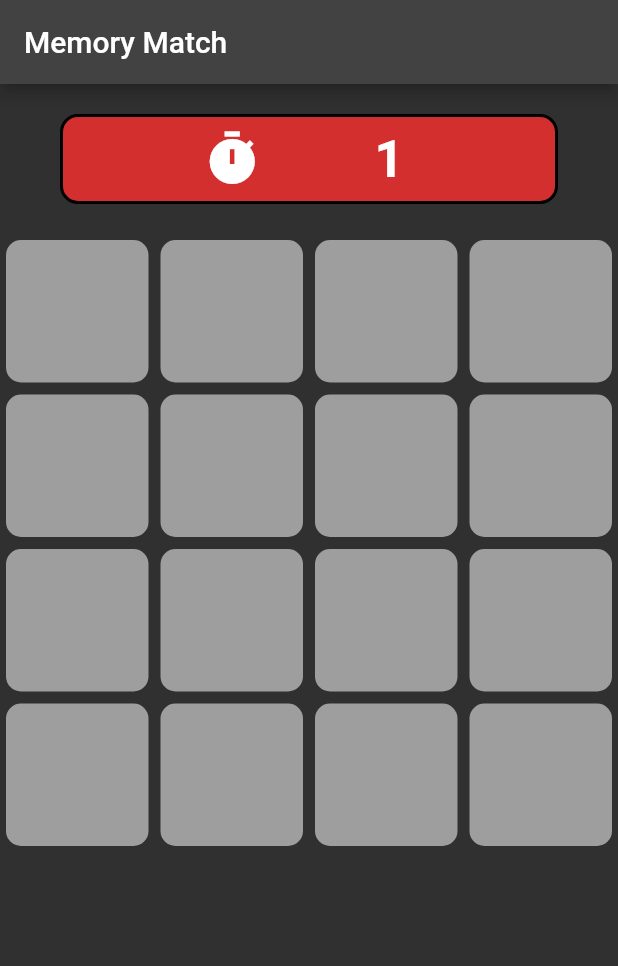
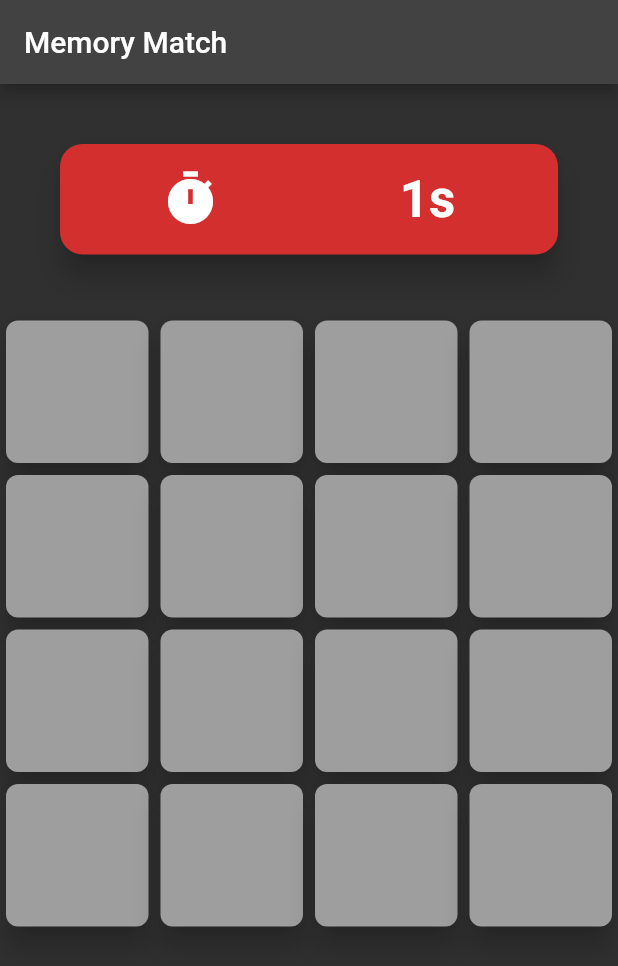
Before and after one commit to offlineprogrammer/the_memory_match_game, a Flutter app: the screen it shows after launch, after a tap on "START", on a phone screen of 412 x 824 dp. Shown: the top 966 px of the screen. Run offline on Flutter 3.47's test engine with Material 2 defaults, Android fonts, the phone set to English and light mode, and no system bars; our stand-ins replace flutter_riverpod.

Commit message:
Using Card

```diff
--- a/lib/ui/pages/memory_match_page.dart
+++ b/lib/ui/pages/memory_match_page.dart
@@ -3,6 +3,7 @@ import 'dart:async';
 import 'package:flutter/material.dart';
 
 import 'package:the_memory_match_game/models/game.dart';
+import 'package:the_memory_match_game/ui/widgets/game_button.dart';
 import 'package:the_memory_match_game/ui/widgets/game_timer.dart';
 
 import '../widgets/memory_card.dart';
@@ -54,15 +55,15 @@ class _MemoryMatchPageState extends State<MemoryMatchPage> {
       ),
       body: SafeArea(
         child: Column(
-          //mainAxisAlignment: MainAxisAlignment.start,
-          //crossAxisAlignment: CrossAxisAlignment.center,
           children: [
-            GameTimer(
-              time: game!.time,
+            Expanded(
+              flex: 1,
+              child: GameTimer(
+                time: game!.time,
+              ),
             ),
-            SizedBox(
-              height: MediaQuery.of(context).size.width,
-              width: MediaQuery.of(context).size.width,
+            Expanded(
+              flex: 3,
               child: GridView.count(
                 crossAxisCount: game!.gridSize,
                 children: List.generate(game!.cards.length, (index) {
@@ -75,22 +76,17 @@ class _MemoryMatchPageState extends State<MemoryMatchPage> {
               ),
             ),
             if (game!.isGameOver)
-              Padding(
-                padding: const EdgeInsets.all(30.0),
-                child: SizedBox(
-                  height: 50.0,
-                  width: double.infinity,
-                  child: ElevatedButton(
-                    style: ElevatedButton.styleFrom(
-                      backgroundColor: Colors.amberAccent[700],
-                      textStyle: const TextStyle(fontSize: 18),
-                      shape: const RoundedRectangleBorder(
-                          borderRadius: BorderRadius.all(Radius.circular(25))),
-                    ),
-                    onPressed: () => _resetGame(),
-                    child: const Text('TRY AGAIN'),
-                  ),
+              Expanded(
+                flex: 1,
+                child: GameButton(
+                  onPressed: () => _resetGame(),
+                  title: 'TRY AGAIN',
                 ),
+              )
+            else
+              const Expanded(
+                flex: 1,
+                child: SizedBox(),
               )
           ],
         ),
--- a/lib/ui/pages/startup_page.dart
+++ b/lib/ui/pages/startup_page.dart
@@ -1,6 +1,7 @@
 import 'package:flutter/material.dart';
 import 'package:flutter_riverpod/flutter_riverpod.dart';
 import 'package:the_memory_match_game/ui/pages/memory_match_page.dart';
+import 'package:the_memory_match_game/ui/widgets/game_button.dart';
 
 class StartUpPage extends ConsumerWidget {
   const StartUpPage({super.key});
@@ -19,27 +20,14 @@ class StartUpPage extends ConsumerWidget {
                   style: TextStyle(fontSize: 24, color: Colors.white),
                 ),
               ),
-              Padding(
-                padding: const EdgeInsets.all(30.0),
-                child: SizedBox(
-                  height: 50.0,
-                  width: double.infinity,
-                  child: ElevatedButton(
-                    style: ElevatedButton.styleFrom(
-                      backgroundColor: Colors.amberAccent[700],
-                      textStyle: const TextStyle(fontSize: 18),
-                      shape: const RoundedRectangleBorder(
-                          borderRadius: BorderRadius.all(Radius.circular(25))),
-                    ),
+              GameButton(
                 onPressed: () {
                   Navigator.of(context).pushReplacement(
                       MaterialPageRoute(builder: (BuildContext context) {
                     return const MemoryMatchPage();
                   }));
                 },
-                    child: const Text('START'),
-                  ),
-                ),
+                title: 'START',
               ),
             ]),
       ),
--- /dev/null
+++ b/lib/ui/widgets/game_button.dart
@@ -0,0 +1,33 @@
+import 'package:flutter/material.dart';
+
+class GameButton extends StatelessWidget {
+  const GameButton({
+    required this.title,
+    required this.onPressed,
+    Key? key,
+  }) : super(key: key);
+
+  final String title;
+  final VoidCallback onPressed;
+
+  @override
+  Widget build(BuildContext context) {
+    return Padding(
+      padding: const EdgeInsets.all(50.0),
+      child: SizedBox(
+        height: 50.0,
+        width: double.infinity,
+        child: ElevatedButton(
+          style: ElevatedButton.styleFrom(
+            backgroundColor: Colors.amberAccent[700],
+            textStyle: const TextStyle(fontSize: 18),
+            shape: const RoundedRectangleBorder(
+                borderRadius: BorderRadius.all(Radius.circular(25))),
+          ),
+          onPressed: onPressed,
+          child: Text(title),
+        ),
+      ),
+    );
+  }
+}
--- a/lib/ui/widgets/game_timer.dart
+++ b/lib/ui/widgets/game_timer.dart
@@ -9,35 +9,38 @@ class GameTimer extends StatelessWidget {
 
   @override
   Widget build(BuildContext context) {
-    return Container(
-      width: double.infinity,
-      margin: const EdgeInsets.only(left: 40, right: 40, bottom: 20, top: 20),
-      padding: const EdgeInsets.symmetric(vertical: 8.0, horizontal: 26.0),
-      decoration: BoxDecoration(
+    return Card(
+      margin: const EdgeInsets.all(40),
+      elevation: 8,
+      clipBehavior: Clip.antiAlias,
+      shape: RoundedRectangleBorder(
+        borderRadius: BorderRadius.circular(15),
+      ),
       color: Colors.red[700],
-        border: Border.all(
-          width: 2,
-        ),
-        borderRadius: BorderRadius.circular(12),
-      ),
+      child: Padding(
+        padding: const EdgeInsets.all(8.0),
         child: Row(
-        crossAxisAlignment: CrossAxisAlignment.center,
-        mainAxisAlignment: MainAxisAlignment.spaceEvenly,
           children: [
-          const Icon(
+            const Expanded(
+              flex: 1,
+              child: Icon(
                 Icons.timer,
                 size: 40,
               ),
-          Padding(
-            padding: const EdgeInsets.only(left: 8, right: 8),
+            ),
+            Expanded(
+              flex: 1,
+              child: Center(
                 child: Text(
-              '$time',
-              style:
-                  const TextStyle(fontSize: 34.0, fontWeight: FontWeight.bold),
+                  '${time}s',
+                  style: const TextStyle(
+                      fontSize: 34.0, fontWeight: FontWeight.bold),
+                ),
               ),
             ),
           ],
         ),
+      ),
     );
   }
 }
--- a/lib/ui/widgets/memory_card.dart
+++ b/lib/ui/widgets/memory_card.dart
@@ -20,15 +20,17 @@ class MemoryCard extends StatelessWidget {
           onCardPressed(index);
         }
       },
-      child: Container(
+      child: Card(
         margin: const EdgeInsets.all(4),
-        decoration: BoxDecoration(
-          color: cardItem.state == CardState.visible ||
-                  cardItem.state == CardState.guessed
-              ? cardItem.color
-              : Colors.grey,
-          borderRadius: BorderRadius.circular(10),
+        elevation: 8,
+        clipBehavior: Clip.antiAlias,
+        shape: RoundedRectangleBorder(
+          borderRadius: BorderRadius.circular(8),
         ),
+        color: cardItem.state == CardState.visible ||
+                cardItem.state == CardState.guessed
+            ? cardItem.color
+            : Colors.grey,
         child: Center(
           child: cardItem.state == CardState.hidden
               ? null
```
Lines whose indentation alone changed are shown as unchanged.
